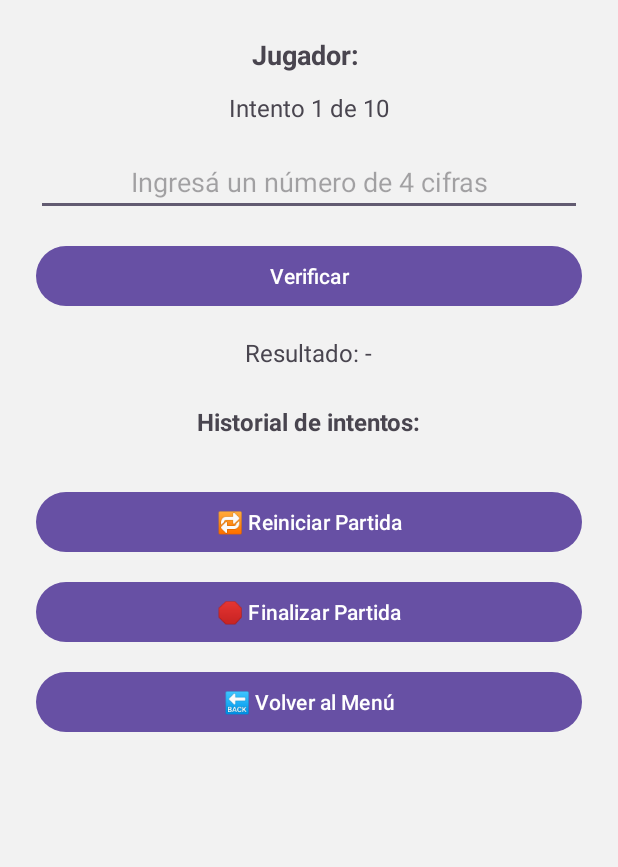
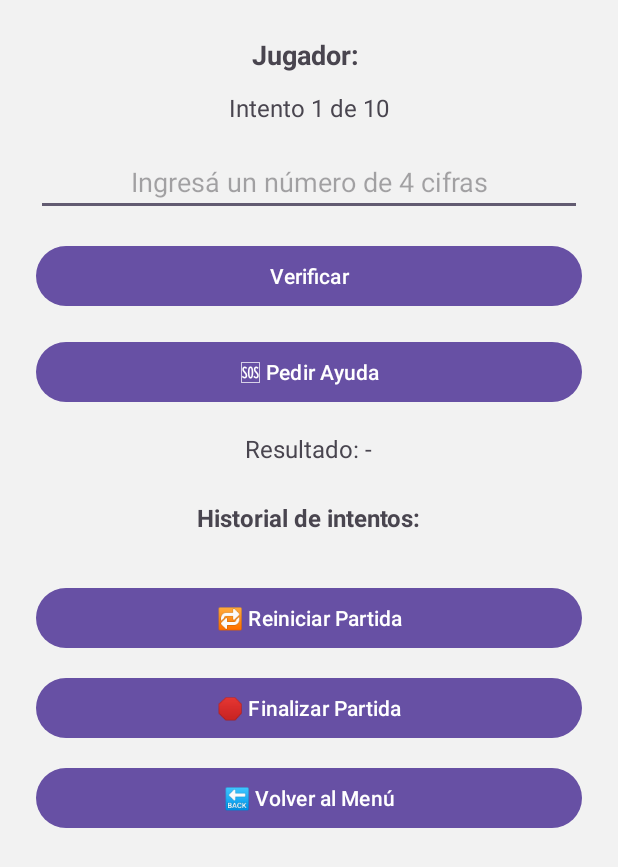
Before and after one commit to BocanegraKleyver/JuegoNumeros_Bocanegra_Kleyver_DA1_1C_2025, an Android app: the layout activity_juego.xml on its own in the app's theme, with its tools: preview values and no code run, on a phone screen of 412 x 824 dp. Shown: the top 867 px of the screen. Run offline under Robolectric (Android 15) with nearby library versions, the phone set to English and light mode, and no system bars.

Commit message:
Version Final DA1 Juegos De los Numeros_04062025

```diff
--- a/app/src/main/res/layout/activity_juego.xml
+++ b/app/src/main/res/layout/activity_juego.xml
@@ -45,6 +45,13 @@
             android:layout_width="match_parent"
             android:layout_height="wrap_content"
             android:text="Verificar"
+            android:layout_marginBottom="16dp" />
+
+        <Button
+            android:id="@+id/btnAyuda"
+            android:layout_width="match_parent"
+            android:layout_height="wrap_content"
+            android:text="🆘 Pedir Ayuda"
             android:layout_marginBottom="16dp" />
 
         <TextView
```
Also changed, not shown: app/src/main/java/com/example/juegodelosnumeros/JuegoActivity.java (+40 -0 lines).
